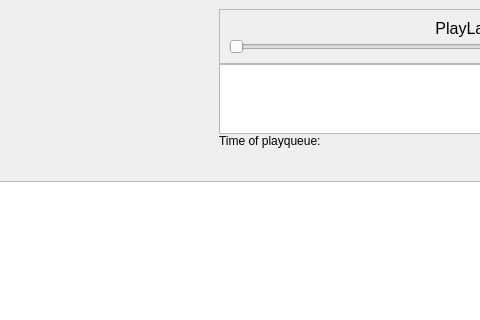
Above: blue-app/ui/MainWindow.ui from matus-u/sz-bluetooth before the change; both pictures show x 293 to 773 and y 0 to 320 of the 1024 by 768 pixel window. Below: the same form after it.
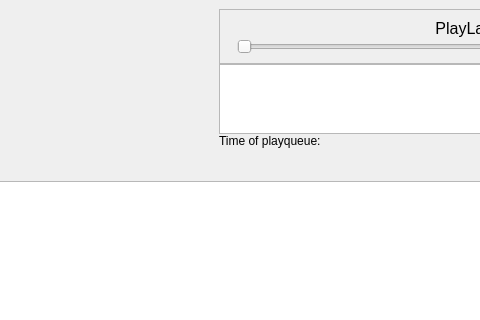
That is the form after the change. Icons and pictures are not drawn.

Commit message: implement time on bluetooth songs

Patch:
```diff
--- a/blue-app/ui/MainWindow.ui
+++ b/blue-app/ui/MainWindow.ui
@@ -191,6 +191,19 @@
                </item>
                <item>
                 <layout class="QHBoxLayout" name="horizontalLayout_10">
+                 <item>
+                  <widget class="QLabel" name="totalTimeLabel">
+                   <property name="sizePolicy">
+                    <sizepolicy hsizetype="Minimum" vsizetype="Preferred">
+                     <horstretch>0</horstretch>
+                     <verstretch>0</verstretch>
+                    </sizepolicy>
+                   </property>
+                   <property name="text">
+                    <string/>
+                   </property>
+                  </widget>
+                 </item>
                  <item>
                   <widget class="QSlider" name="playSlider">
                    <property name="sizePolicy">
```
Left out of the diff: 6 changed lines with no effect on the pictures. The commit also changes 5 other files.
